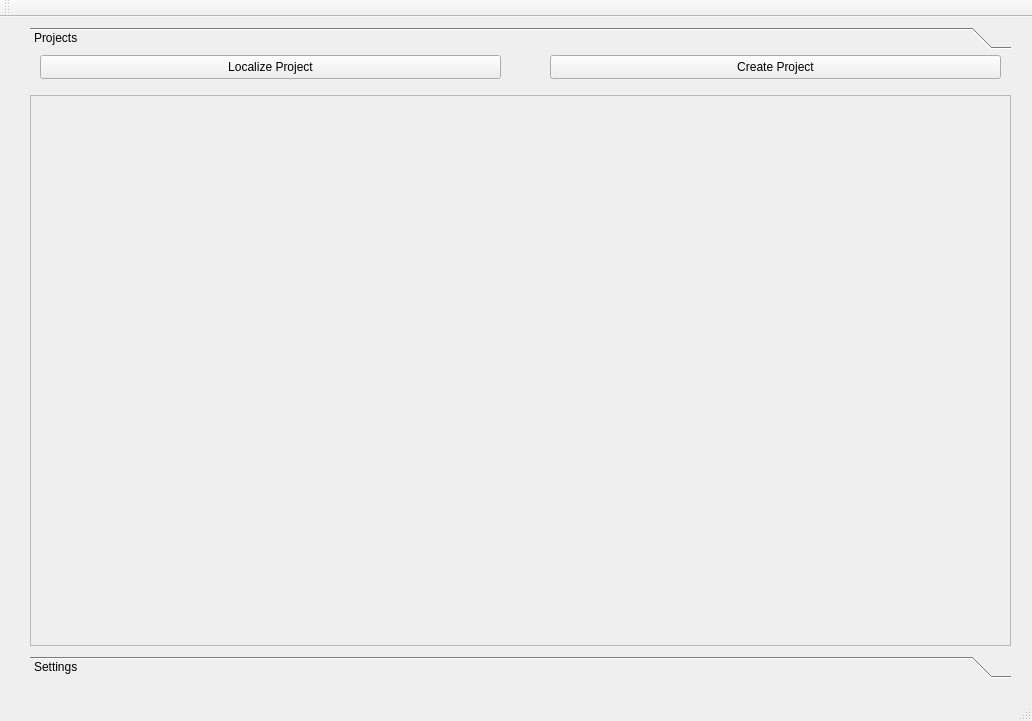
Old version of the form UnrealManager.ui in the repository Kiukey/UnrealManager.
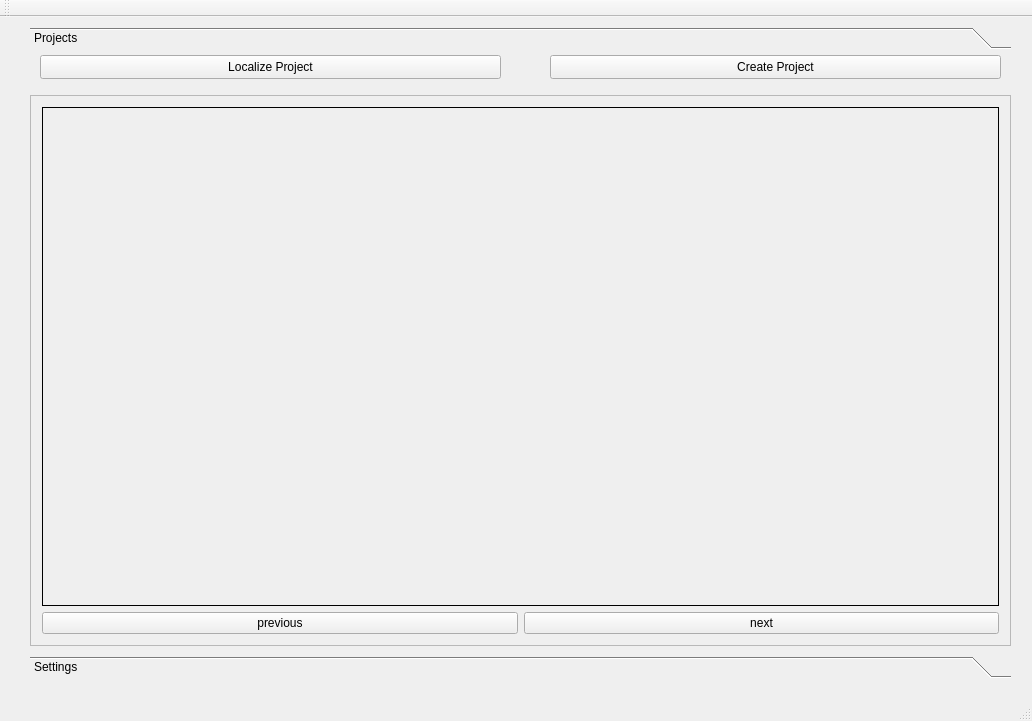
New version of the form. The open tabs and pages were chosen to show the change.

The edit to the form file:
```diff
--- a/UnrealManager.ui
+++ b/UnrealManager.ui
@@ -67,6 +67,12 @@
          <layout class="QHBoxLayout" name="horizontalLayout">
           <item>
            <widget class="QStackedWidget" name="projectsPages">
+            <property name="frameShape">
+             <enum>QFrame::Box</enum>
+            </property>
+            <property name="frameShadow">
+             <enum>QFrame::Plain</enum>
+            </property>
             <property name="currentIndex">
              <number>1</number>
             </property>
@@ -76,6 +82,20 @@
           </item>
          </layout>
         </item>
+        <item row="1" column="0">
+         <widget class="QPushButton" name="previousPage">
+          <property name="text">
+           <string>previous</string>
+          </property>
+         </widget>
+        </item>
+        <item row="1" column="1">
+         <widget class="QPushButton" name="nextPage">
+          <property name="text">
+           <string>next</string>
+          </property>
+         </widget>
+        </item>
        </layout>
       </widget>
      </widget>
```
Left out of the diff: 7 changed lines with no effect on the pictures.
